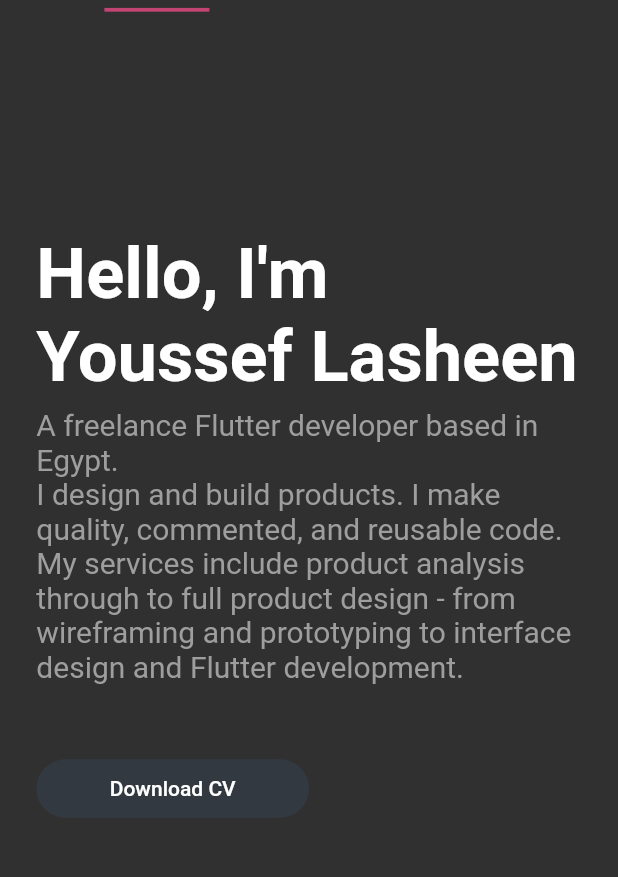
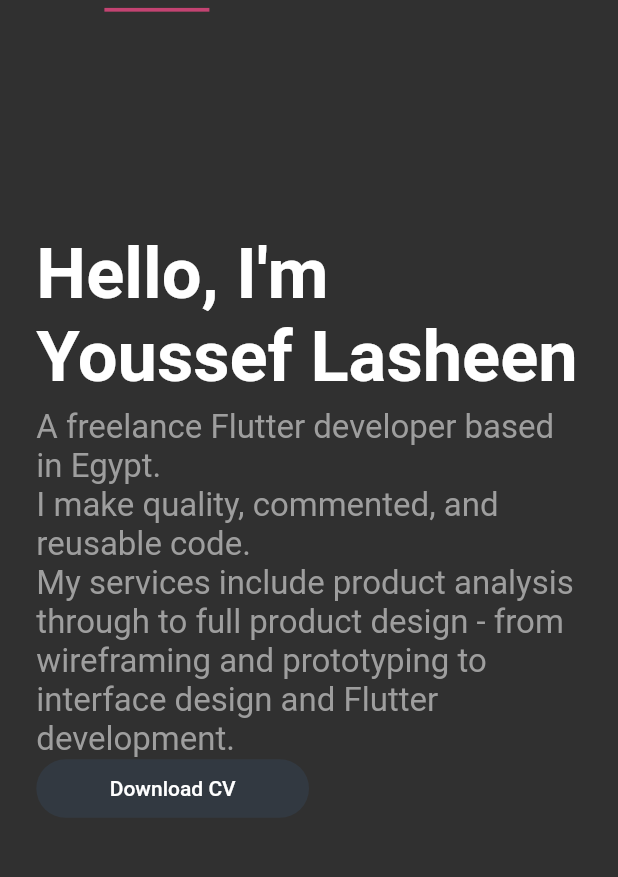
Before and after one commit to YoussefLasheen/portfolio, a Flutter app: the screen it shows after launch, on a phone screen of 412 x 824 dp, the part 67-944 px from its top. Run offline on Flutter 3.47's test engine with Material 2 defaults, Android fonts, the phone set to English and light mode, and no system bars; drawn by our look-alikes of auto_size_text; our stand-ins replace cloud_firestore, flutter_markdown; accounts and stored records are empty.

Commit message:
Quick change to the about page subtitle

```diff
--- a/lib/screens/about_screen.dart
+++ b/lib/screens/about_screen.dart
@@ -36,7 +36,7 @@ class AboutScreen extends StatelessWidget {
               Expanded(
                 flex: 6,
                 child: AutoSizeText(
-                  'A freelance Flutter developer based in Egypt.\nI design and build products. I make quality, commented, and reusable code.\nMy services include product analysis through to full product design - from wireframing and prototyping to interface design and Flutter development.',
+                  'A freelance Flutter developer based in Egypt.\nI make quality, commented, and reusable code.\nMy services include product analysis through to full product design - from wireframing and prototyping to interface design and Flutter development.',
                   style: TextStyle(color: Colors.grey, fontSize: 50),
                 ),
               ),
```
